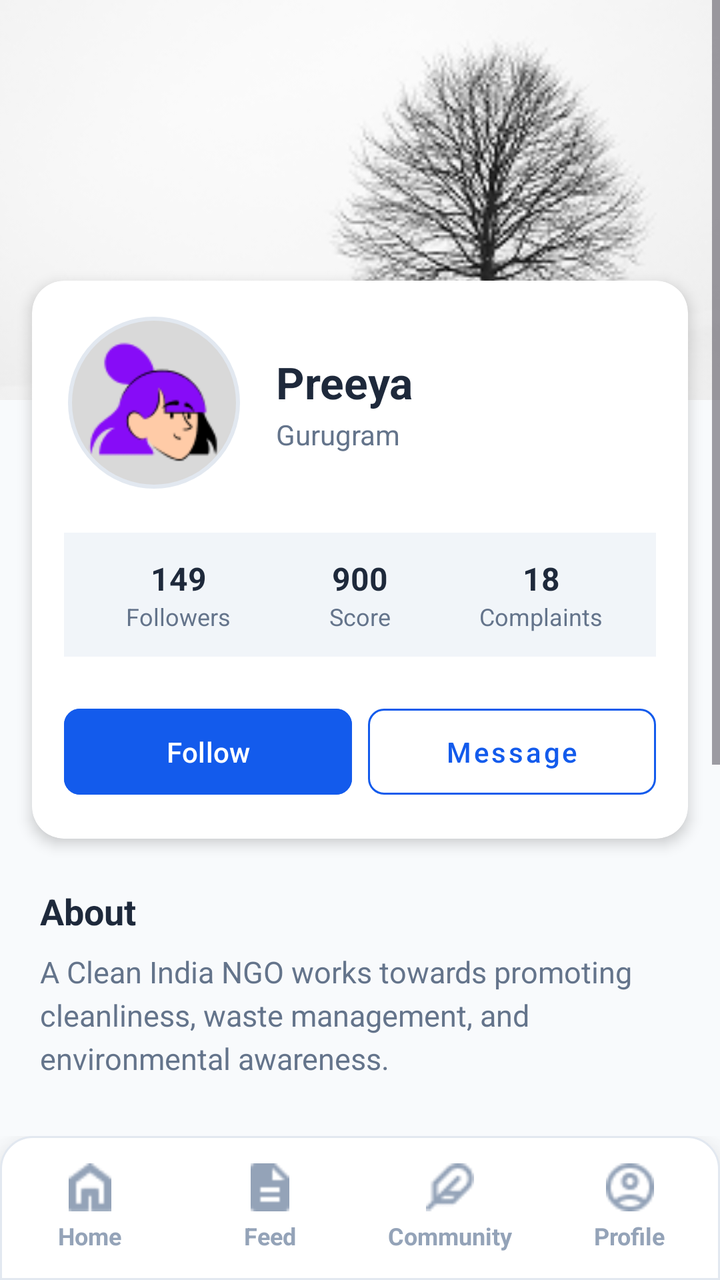
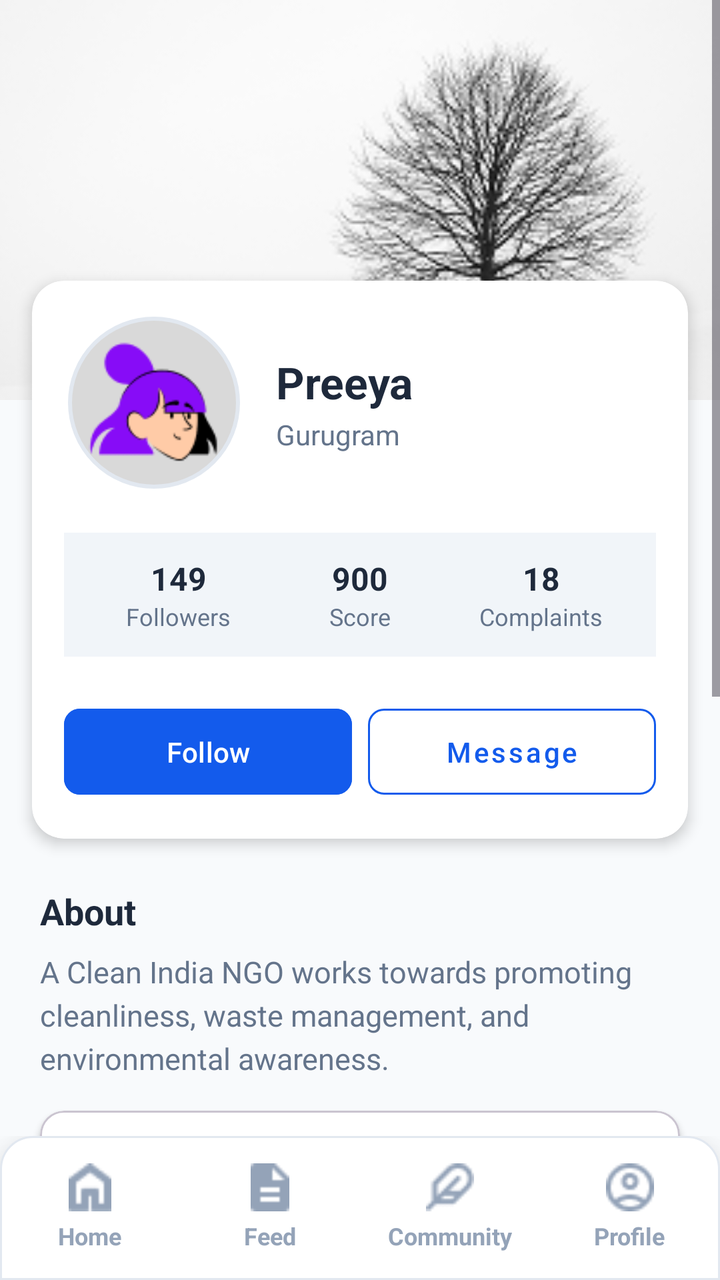

Two renders of the same Android screen: before a commit and after it. Below are the layout's source before the change and the commit's diff.
<!-- AndroidManifest.xml: application theme Theme.SwachhtaSarthi -->
<!-- res/layout/activity_community.xml -->
<?xml version="1.0" encoding="utf-8"?>
<androidx.constraintlayout.widget.ConstraintLayout xmlns:android="http://schemas.android.com/apk/res/android"
    xmlns:app="http://schemas.android.com/apk/res-auto"
    xmlns:tools="http://schemas.android.com/tools"
    android:layout_width="match_parent"
    android:layout_height="match_parent"
    android:background="#F8FAFC">

    
    <ScrollView
        android:id="@+id/scrollView"
        android:layout_width="0dp"
        android:layout_height="0dp"
        android:fillViewport="true"
        app:layout_constraintBottom_toTopOf="@id/bottom_nav_container"
        app:layout_constraintEnd_toEndOf="parent"
        app:layout_constraintStart_toStartOf="parent"
        app:layout_constraintTop_toTopOf="parent">

        <androidx.constraintlayout.widget.ConstraintLayout
            android:layout_width="match_parent"
            android:layout_height="wrap_content"
            android:paddingBottom="24dp">

            
            <androidx.cardview.widget.CardView
                android:id="@+id/coverCard"
                android:layout_width="0dp"
                android:layout_height="200dp"
                app:cardElevation="0dp"
                app:cardCornerRadius="0dp"
                app:layout_constraintEnd_toEndOf="parent"
                app:layout_constraintStart_toStartOf="parent"
                app:layout_constraintTop_toTopOf="parent">

                <ImageView
                    android:id="@+id/coverImage"
                    android:layout_width="match_parent"
                    android:layout_height="match_parent"
                    android:scaleType="centerCrop"
                    app:srcCompat="@drawable/cover" />
            </androidx.cardview.widget.CardView>

            
            <androidx.cardview.widget.CardView
                android:id="@+id/profileCard"
                android:layout_width="0dp"
                android:layout_height="wrap_content"
                android:layout_marginStart="16dp"
                android:layout_marginTop="-60dp"
                android:layout_marginEnd="16dp"
                app:cardCornerRadius="16dp"
                app:cardElevation="4dp"
                app:layout_constraintEnd_toEndOf="parent"
                app:layout_constraintStart_toStartOf="parent"
                app:layout_constraintTop_toBottomOf="@id/coverCard">

                <androidx.constraintlayout.widget.ConstraintLayout
                    android:layout_width="match_parent"
                    android:layout_height="wrap_content"
                    android:padding="16dp">

                    
                    <com.google.android.material.imageview.ShapeableImageView
                        android:id="@+id/profileImage"
                        android:layout_width="90dp"
                        android:layout_height="90dp"
                        android:background="@color/white"
                        android:padding="3dp"
                        android:scaleType="centerCrop"
                        app:layout_constraintStart_toStartOf="parent"
                        app:layout_constraintTop_toTopOf="parent"
                        app:shapeAppearanceOverlay="@style/CircleImageView"
                        app:srcCompat="@drawable/profile_image"
                        app:strokeColor="#E2E8F0"
                        app:strokeWidth="2dp" />

                    
                    <LinearLayout
                        android:layout_width="0dp"
                        android:layout_height="wrap_content"
                        android:layout_marginStart="16dp"
                        android:orientation="vertical"
                        app:layout_constraintBottom_toBottomOf="@+id/profileImage"
                        app:layout_constraintEnd_toEndOf="parent"
                        app:layout_constraintStart_toEndOf="@id/profileImage"
                        app:layout_constraintTop_toTopOf="@+id/profileImage">

                        <TextView
                            android:id="@+id/tvName"
                            android:layout_width="wrap_content"
                            android:layout_height="wrap_content"
                            android:text="Preeya"
                            android:textColor="#1E293B"
                            android:textSize="22sp"
                            android:textStyle="bold" />

                        <TextView
                            android:id="@+id/tvLocation"
                            android:layout_width="wrap_content"
                            android:layout_height="wrap_content"
                            android:layout_marginTop="2dp"
                            android:text="Gurugram"
                            android:textColor="#64748B"
                            android:textSize="14sp" />
                    </LinearLayout>

                    
                    <LinearLayout
                        android:id="@+id/statsRow"
                        android:layout_width="0dp"
                        android:layout_height="wrap_content"
                        android:layout_marginTop="20dp"
                        android:background="#F1F5F9"
                        android:orientation="horizontal"
                        android:padding="12dp"
                        android:weightSum="3"
                        app:layout_constraintEnd_toEndOf="parent"
                        app:layout_constraintStart_toStartOf="parent"
                        app:layout_constraintTop_toBottomOf="@id/profileImage">

                        <LinearLayout
                            android:layout_width="0dp"
                            android:layout_height="wrap_content"
                            android:layout_weight="1"
                            android:gravity="center"
                            android:orientation="vertical">

                            <TextView
                                android:layout_width="wrap_content"
                                android:layout_height="wrap_content"
                                android:text="149"
                                android:textColor="#1E293B"
                                android:textSize="16sp"
                                android:textStyle="bold" />

                            <TextView
                                android:layout_width="wrap_content"
                                android:layout_height="wrap_content"
                                android:text="Followers"
                                android:textColor="#64748B"
                                android:textSize="12sp" />
                        </LinearLayout>

                        <LinearLayout
                            android:layout_width="0dp"
                            android:layout_height="wrap_content"
                            android:layout_weight="1"
                            android:gravity="center"
                            android:orientation="vertical">

                            <TextView
                                android:layout_width="wrap_content"
                                android:layout_height="wrap_content"
                                android:text="900"
                                android:textColor="#1E293B"
                                android:textSize="16sp"
                                android:textStyle="bold" />

                            <TextView
                                android:layout_width="wrap_content"
                                android:layout_height="wrap_content"
                                android:text="Score"
                                android:textColor="#64748B"
                                android:textSize="12sp" />
                        </LinearLayout>

                        <LinearLayout
                            android:layout_width="0dp"
                            android:layout_height="wrap_content"
                            android:layout_weight="1"
                            android:gravity="center"
                            android:orientation="vertical">

                            <TextView
                                android:layout_width="wrap_content"
                                android:layout_height="wrap_content"
                                android:text="18"
                                android:textColor="#1E293B"
                                android:textSize="16sp"
                                android:textStyle="bold" />

                            <TextView
                                android:layout_width="wrap_content"
                                android:layout_height="wrap_content"
                                android:text="Complaints"
                                android:textColor="#64748B"
                                android:textSize="12sp" />
                        </LinearLayout>
                    </LinearLayout>

                    
                    <LinearLayout
                        android:layout_width="0dp"
                        android:layout_height="wrap_content"
                        android:layout_marginTop="20dp"
                        android:orientation="horizontal"
                        app:layout_constraintEnd_toEndOf="parent"
                        app:layout_constraintStart_toStartOf="parent"
                        app:layout_constraintTop_toBottomOf="@id/statsRow">

                        <com.google.android.material.button.MaterialButton
                            android:id="@+id/btnFollow"
                            android:layout_width="0dp"
                            android:layout_height="wrap_content"
                            android:layout_marginEnd="8dp"
                            android:layout_weight="1"
                            android:backgroundTint="#135BEC"
                            android:padding="12dp"
                            android:text="Follow"
                            android:textAllCaps="false"
                            android:textColor="@color/white"
                            app:cornerRadius="8dp" />

                        <com.google.android.material.button.MaterialButton
                            android:id="@+id/btnMessage"
                            style="@style/Widget.MaterialComponents.Button.OutlinedButton"
                            android:layout_width="0dp"
                            android:layout_height="wrap_content"
                            android:layout_weight="1"
                            android:padding="12dp"
                            android:text="Message"
                            android:textAllCaps="false"
                            android:textColor="#135BEC"
                            app:cornerRadius="8dp"
                            app:strokeColor="#135BEC" />
                    </LinearLayout>

                </androidx.constraintlayout.widget.ConstraintLayout>
            </androidx.cardview.widget.CardView>

            
            <TextView
                android:id="@+id/tvBioHeader"
                android:layout_width="wrap_content"
                android:layout_height="wrap_content"
                android:layout_marginStart="20dp"
                android:layout_marginTop="24dp"
                android:text="About"
                android:textColor="#1E293B"
                android:textSize="18sp"
                android:textStyle="bold"
                app:layout_constraintStart_toStartOf="parent"
                app:layout_constraintTop_toBottomOf="@id/profileCard" />

            <TextView
                android:id="@+id/tvBio"
                android:layout_width="0dp"
                android:layout_height="wrap_content"
                android:layout_marginStart="20dp"
                android:layout_marginTop="8dp"
                android:layout_marginEnd="20dp"
                android:lineSpacingExtra="4sp"
                android:text="A Clean India NGO works towards promoting cleanliness, waste management, and environmental awareness."
                android:textColor="#64748B"
                android:textSize="15sp"
                app:layout_constraintEnd_toEndOf="parent"
                app:layout_constraintStart_toStartOf="parent"
                app:layout_constraintTop_toBottomOf="@id/tvBioHeader" />

            
            <TextView
                android:id="@+id/tvContribution"
                android:layout_width="wrap_content"
                android:layout_height="wrap_content"
                android:layout_marginStart="20dp"
                android:layout_marginTop="24dp"
                android:text="Contributions"
                android:textColor="#1E293B"
                android:textSize="18sp"
                android:textStyle="bold"
                app:layout_constraintStart_toStartOf="parent"
                app:layout_constraintTop_toBottomOf="@id/tvBio" />

            <androidx.cardview.widget.CardView
                android:id="@+id/postCard"
                android:layout_width="0dp"
                android:layout_height="220dp"
                android:layout_marginStart="20dp"
                android:layout_marginTop="12dp"
                android:layout_marginEnd="20dp"
                app:cardCornerRadius="12dp"
                app:cardElevation="2dp"
                app:layout_constraintEnd_toEndOf="parent"
                app:layout_constraintStart_toStartOf="parent"
                app:layout_constraintTop_toBottomOf="@id/tvContribution">

                <ImageView
                    android:id="@+id/postImage"
                    android:layout_width="match_parent"
                    android:layout_height="match_parent"
                    android:scaleType="centerCrop"
                    app:srcCompat="@drawable/post" />
            </androidx.cardview.widget.CardView>

        </androidx.constraintlayout.widget.ConstraintLayout>
    </ScrollView>

    
    <FrameLayout
        android:id="@+id/bottom_nav_container"
        android:layout_width="match_parent"
        android:layout_height="wrap_content"
        app:layout_constraintBottom_toBottomOf="parent">
        <include layout="@layout/component_tray_bottom" />
    </FrameLayout>

</androidx.constraintlayout.widget.ConstraintLayout>
<!-- res/layout/component_tray_bottom.xml (included above) -->
<?xml version="1.0" encoding="utf-8"?>
<androidx.constraintlayout.widget.ConstraintLayout xmlns:android="http://schemas.android.com/apk/res/android"
    xmlns:app="http://schemas.android.com/apk/res-auto"
    android:layout_width="match_parent"
    android:layout_height="72dp"
    android:background="@drawable/bg_bottom_nav"
    android:elevation="16dp">

    <LinearLayout
        android:layout_width="match_parent"
        android:layout_height="match_parent"
        android:orientation="horizontal"
        android:weightSum="4">

        
        <LinearLayout
            android:id="@+id/nav_home"
            android:layout_width="0dp"
            android:layout_height="match_parent"
            android:layout_weight="1"
            android:background="?attr/selectableItemBackground"
            android:clickable="true"
            android:focusable="true"
            android:gravity="center"
            android:orientation="vertical">

            <ImageView
                android:id="@+id/imageButtonHome"
                android:layout_width="24dp"
                android:layout_height="24dp"
                app:srcCompat="@drawable/home_icon" />

            <TextView
                android:id="@+id/textViewHome"
                android:layout_width="wrap_content"
                android:layout_height="wrap_content"
                android:layout_marginTop="4dp"
                android:text="Home"
                android:textColor="#94A3B8"
                android:textSize="12sp"
                android:textStyle="bold" />
        </LinearLayout>

        
        <LinearLayout
            android:id="@+id/nav_report"
            android:layout_width="0dp"
            android:layout_height="match_parent"
            android:layout_weight="1"
            android:background="?attr/selectableItemBackground"
            android:clickable="true"
            android:focusable="true"
            android:gravity="center"
            android:orientation="vertical">

            <ImageView
                android:id="@+id/imageButtonReport"
                android:layout_width="24dp"
                android:layout_height="24dp"
                app:srcCompat="@drawable/report_icon" />

            <TextView
                android:id="@+id/textViewReport"
                android:layout_width="wrap_content"
                android:layout_height="wrap_content"
                android:layout_marginTop="4dp"
                android:text="Feed"
                android:textColor="#94A3B8"
                android:textSize="12sp"
                android:textStyle="bold" />
        </LinearLayout>

        
        <LinearLayout
            android:id="@+id/nav_community"
            android:layout_width="0dp"
            android:layout_height="match_parent"
            android:layout_weight="1"
            android:background="?attr/selectableItemBackground"
            android:clickable="true"
            android:focusable="true"
            android:gravity="center"
            android:orientation="vertical">

            <ImageView
                android:id="@+id/imageButtonCommunity"
                android:layout_width="24dp"
                android:layout_height="24dp"
                app:srcCompat="@drawable/community_icon" />

            <TextView
                android:id="@+id/textViewCommunity"
                android:layout_width="wrap_content"
                android:layout_height="wrap_content"
                android:layout_marginTop="4dp"
                android:text="Community"
                android:textColor="#94A3B8"
                android:textSize="12sp"
                android:textStyle="bold" />
        </LinearLayout>

        
        <LinearLayout
            android:id="@+id/nav_profile"
            android:layout_width="0dp"
            android:layout_height="match_parent"
            android:layout_weight="1"
            android:background="?attr/selectableItemBackground"
            android:clickable="true"
            android:focusable="true"
            android:gravity="center"
            android:orientation="vertical">

            <ImageView
                android:id="@+id/imageButtonProfile"
                android:layout_width="24dp"
                android:layout_height="24dp"
                app:srcCompat="@drawable/profile_icon" />

            <TextView
                android:id="@+id/textViewProfile"
                android:layout_width="wrap_content"
                android:layout_height="wrap_content"
                android:layout_marginTop="4dp"
                android:text="Profile"
                android:textColor="#94A3B8"
                android:textSize="12sp"
                android:textStyle="bold" />
        </LinearLayout>

    </LinearLayout>

</androidx.constraintlayout.widget.ConstraintLayout>
<!-- resources referenced by this layout -->
<resources>
  <color name="white">#FFFFFFFF</color>
  <!-- drawable bg_bottom_nav (drawable) -->
  <?xml version="1.0" encoding="utf-8"?>
  <shape xmlns:android="http://schemas.android.com/apk/res/android">
      <solid android:color="#FFFFFF" />
      <corners
          android:topLeftRadius="16dp"
          android:topRightRadius="16dp" />
      <stroke
          android:width="1dp"
          android:color="#E2E8F0" />
  </shape>
  <!-- drawable community_icon: png bitmap (drawable, 534 bytes) -->
  <!-- drawable cover: png bitmap (drawable, 35854 bytes) -->
  <!-- drawable home_icon: png bitmap (drawable, 473 bytes) -->
  <!-- drawable post: png bitmap (drawable, 178482 bytes) -->
  <!-- drawable profile_icon: png bitmap (drawable, 802 bytes) -->
  <!-- drawable profile_image: png bitmap (drawable, 4872 bytes) -->
  <!-- drawable report_icon: png bitmap (drawable, 289 bytes) -->
  <style name="CircleImageView" parent="">
          <item name="cornerSize">50%</item>
      </style>
  <style name="Theme.SwachhtaSarthi" parent="Base.Theme.SwachhtaSarthi" />
  <style name="Base.Theme.SwachhtaSarthi" parent="Theme.Material3.DayNight.NoActionBar">
          
          
      </style>
</resources>

<!-- the commit's change to res/layout/activity_community.xml (unified diff, before → after) -->
@@ -258,6 +258,79 @@
                 app:layout_constraintStart_toStartOf="parent"
                 app:layout_constraintTop_toBottomOf="@id/tvBioHeader" />
 
+            <com.google.android.material.card.MaterialCardView
+                android:id="@+id/cardContributionRedirect"
+                android:layout_width="0dp"
+                android:layout_height="wrap_content"
+                android:layout_marginStart="20dp"
+                android:layout_marginTop="16dp"
+                android:layout_marginEnd="20dp"
+                android:clickable="true"
+                android:focusable="true"
+                app:cardBackgroundColor="#FFFFFF"
+                app:cardCornerRadius="12dp"
+                app:cardElevation="2dp"
+                app:layout_constraintEnd_toEndOf="parent"
+                app:layout_constraintStart_toStartOf="parent"
+                app:layout_constraintTop_toBottomOf="@id/tvBio">
+
+                <androidx.constraintlayout.widget.ConstraintLayout
+                    android:layout_width="match_parent"
+                    android:layout_height="wrap_content"
+                    android:padding="14dp">
+
+                    <ImageView
+                        android:id="@+id/ivContributionIcon"
+                        android:layout_width="22dp"
+                        android:layout_height="22dp"
+                        android:src="@drawable/report_icon"
+                        app:layout_constraintBottom_toBottomOf="parent"
+                        app:layout_constraintStart_toStartOf="parent"
+                        app:layout_constraintTop_toTopOf="parent" />
+
+                    <TextView
+                        android:id="@+id/tvContributionRedirectTitle"
+                        android:layout_width="0dp"
+                        android:layout_height="wrap_content"
+                        android:layout_marginStart="10dp"
+                        android:layout_marginEnd="8dp"
+                        android:text="My Contributions"
+                        android:textColor="#1E293B"
+                        android:textSize="15sp"
+                        android:textStyle="bold"
+                        app:layout_constraintEnd_toStartOf="@id/tvContributionArrow"
+                        app:layout_constraintStart_toEndOf="@id/ivContributionIcon"
+                        app:layout_constraintTop_toTopOf="parent" />
+
+                    <TextView
+                        android:id="@+id/tvContributionRedirectSub"
+                        android:layout_width="0dp"
+                        android:layout_height="wrap_content"
+                        android:layout_marginStart="10dp"
+                        android:layout_marginTop="2dp"
+                        android:layout_marginEnd="8dp"
+                        android:text="View all reports and activity"
+                        android:textColor="#64748B"
+                        android:textSize="12sp"
+                        app:layout_constraintEnd_toStartOf="@id/tvContributionArrow"
+                        app:layout_constraintStart_toEndOf="@id/ivContributionIcon"
+                        app:layout_constraintTop_toBottomOf="@id/tvContributionRedirectTitle" />
+
+                    <TextView
+                        android:id="@+id/tvContributionArrow"
+                        android:layout_width="wrap_content"
+                        android:layout_height="wrap_content"
+                        android:text=">"
+                        android:textColor="#135BEC"
+                        android:textSize="20sp"
+                        android:textStyle="bold"
+                        app:layout_constraintBottom_toBottomOf="parent"
+                        app:layout_constraintEnd_toEndOf="parent"
+                        app:layout_constraintTop_toTopOf="parent" />
+
+                </androidx.constraintlayout.widget.ConstraintLayout>
+            </com.google.android.material.card.MaterialCardView>
+
             
             <TextView
                 android:id="@+id/tvContribution"
@@ -270,7 +343,7 @@
                 android:textSize="18sp"
                 android:textStyle="bold"
                 app:layout_constraintStart_toStartOf="parent"
-                app:layout_constraintTop_toBottomOf="@id/tvBio" />
+                app:layout_constraintTop_toBottomOf="@id/cardContributionRedirect" />
 
             <androidx.cardview.widget.CardView
                 android:id="@+id/postCard"
